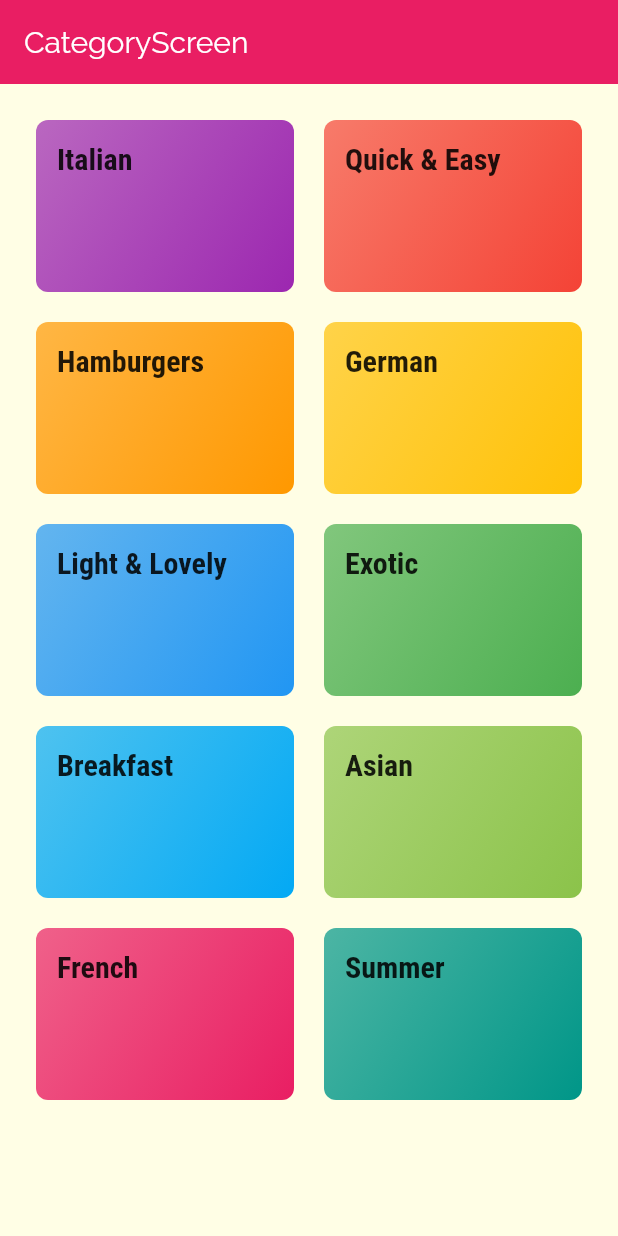
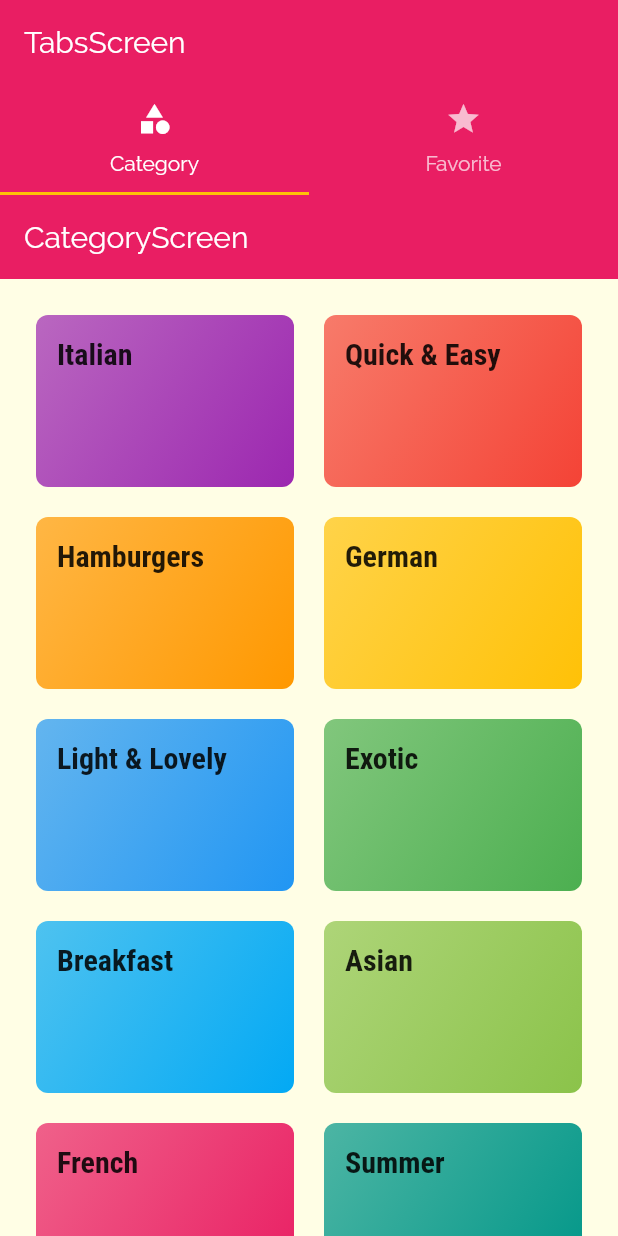
Before and after one commit to thought7878/udemy_meals_app, a Flutter app: the screen it shows after launch, on a phone screen of 412 x 824 dp. Run offline on Flutter 3.47's test engine with Material 2 defaults, Android fonts, the phone set to English and light mode, and no system bars.

Commit message:
169. Adding a TabBar to the Appbar

```diff
--- a/lib/main.dart
+++ b/lib/main.dart
@@ -1,4 +1,5 @@
 import 'package:flutter/material.dart';
+import 'package:udemy_meals_app/screens/tabs_screen.dart';
 
 import './screens/category_meals_screen.dart';
 import './screens/meal_detail_screen.dart';
@@ -37,7 +38,7 @@ class MyApp extends StatelessWidget {
       // home: CategoryScreen(),
       initialRoute: '/',
       routes: {
-        '/': (ctx) => CategoryScreen(),
+        '/': (ctx) => TabsScreen(),
         CategoryMealsScreen.routeName: (context) => CategoryMealsScreen(),
         MealDetailScreen.routeName: (context) => MealDetailScreen(),
       },
--- /dev/null
+++ b/lib/screens/favorites_screen.dart
@@ -0,0 +1,10 @@
+import 'package:flutter/material.dart';
+
+class FavoritesScreen extends StatelessWidget {
+  @override
+  Widget build(BuildContext context) {
+    return Center(
+      child: Text('Favorite'),
+    );
+  }
+}
--- /dev/null
+++ b/lib/screens/tabs_screen.dart
@@ -0,0 +1,42 @@
+import 'package:flutter/material.dart';
+
+import './favorites_screen.dart';
+import './category_screen.dart';
+
+class TabsScreen extends StatefulWidget {
+  @override
+  _TabsScreenState createState() => _TabsScreenState();
+}
+
+class _TabsScreenState extends State<TabsScreen> {
+  @override
+  Widget build(BuildContext context) {
+    return DefaultTabController(
+      length: 2,
+      child: Scaffold(
+        appBar: AppBar(
+          title: Text('TabsScreen'),
+          elevation: 0.0,
+          bottom: TabBar(
+            tabs: <Widget>[
+              Tab(
+                icon: Icon(Icons.category),
+                text: 'Category',
+              ),
+              Tab(
+                icon: Icon(Icons.star),
+                text: 'Favorite',
+              )
+            ],
+          ),
+        ),
+        body: TabBarView(
+          children: <Widget>[
+            CategoryScreen(),
+            FavoritesScreen(),
+          ],
+        ),
+      ),
+    );
+  }
+}
```
